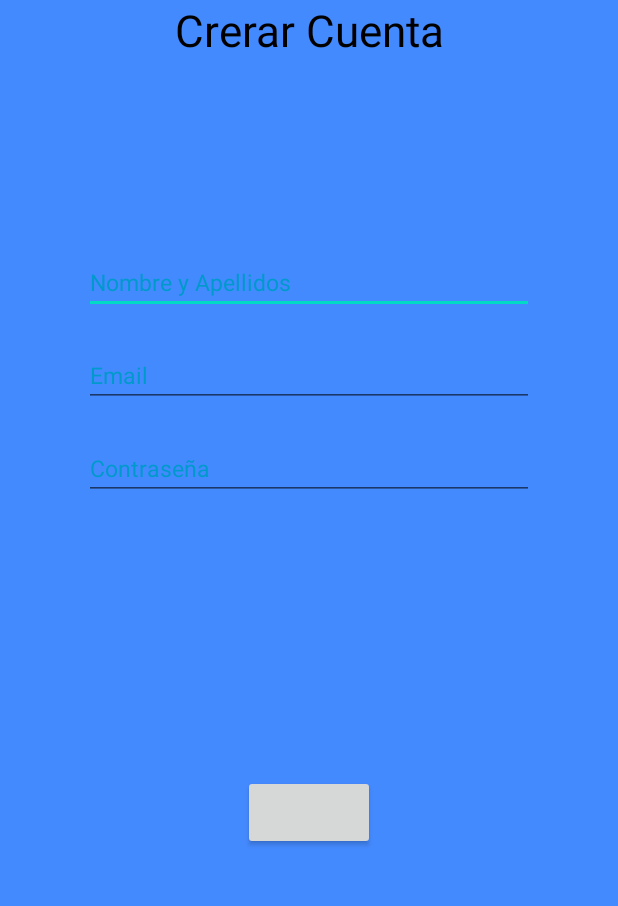
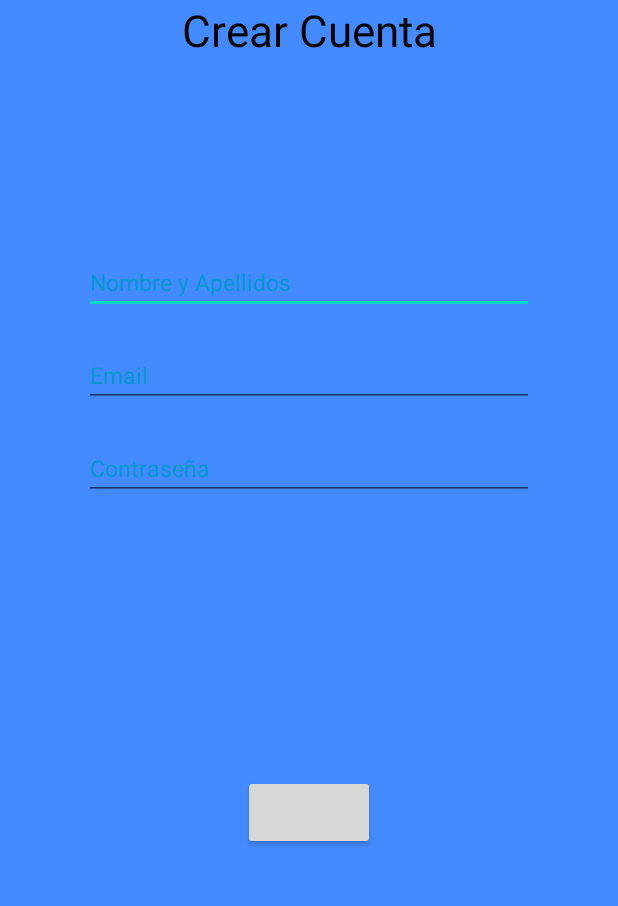
Before and after one commit to marcalba80/RentaRide, an Android app: the screen it shows after launch (RegistrarUsuario), on a phone screen of 412 x 824 dp, the part 242-1148 px from its top. Run offline under Robolectric (Android 15) with nearby library versions, the phone set to English and light mode, and no system bars; libraries missing offline, so code that uses them is left out: com.github.nikartm.button; plain views replace FitButton, MaterialTextField; 2 statements that could not run were skipped.

Commit message:
Arreglos login y registro

```diff
--- a/app/src/main/java/com/example/rentaride/RegistrarUsuario.java
+++ b/app/src/main/java/com/example/rentaride/RegistrarUsuario.java
@@ -21,8 +21,8 @@ public class RegistrarUsuario extends AppCompatActivity {
         setContentView(R.layout.activity_registrar_usuario);
         botonregistrar = findViewById(R.id.btregistrar);
         textonombre = findViewById(R.id.reg_nombre);
-        textocontraseña = findViewById(R.id.input_password);
-        textoemail = findViewById(R.id.input_email);
+        textocontraseña = findViewById(R.id.reg_contraseña);
+        textoemail = findViewById(R.id.reg_email);
         botonregistrar.setOnClickListener(new View.OnClickListener() {
 
             @Override
--- a/app/src/main/res/layout/activity_registrar_usuario.xml
+++ b/app/src/main/res/layout/activity_registrar_usuario.xml
@@ -25,7 +25,7 @@
         <TextView
             android:layout_width="match_parent"
             android:layout_height="wrap_content"
-            android:text="Crerar Cuenta"
+            android:text="Crear Cuenta"
             android:textSize="29dp"
             android:textColor="@color/Black"
             android:gravity="center"/>
@@ -45,7 +45,7 @@
             android:layout_marginTop="20dp"
             app:mtf_cardCollapsedHeight="4dp"
             app:mtf_hasFocus="false"
-            app:mtf_image="@drawable/ic_email_24px"
+            app:mtf_image="@drawable/ic_thumb_up"
             app:mtf_openKeyboardOnFocus="true">
             <EditText
                 android:id="@+id/reg_nombre"
@@ -92,7 +92,7 @@
             android:layout_marginTop="20dp"
             app:mtf_cardCollapsedHeight="4dp"
             app:mtf_hasFocus="false"
-            app:mtf_image="@drawable/ic_email_24px"
+            app:mtf_image="@drawable/ic_vpn_key_24px"
             app:mtf_openKeyboardOnFocus="true">
             <EditText
                 android:id="@+id/reg_contraseña"
@@ -100,7 +100,7 @@
                 android:layout_height="wrap_content"
                 android:hint="@string/con"
                 android:maxLines="1"
-                android:inputType="textEmailAddress"
+                android:inputType="textPassword"
                 android:textColor="@android:color/black"
                 android:textColorHint="@android:color/holo_blue_dark"
                 android:textSize="15sp" />
```
